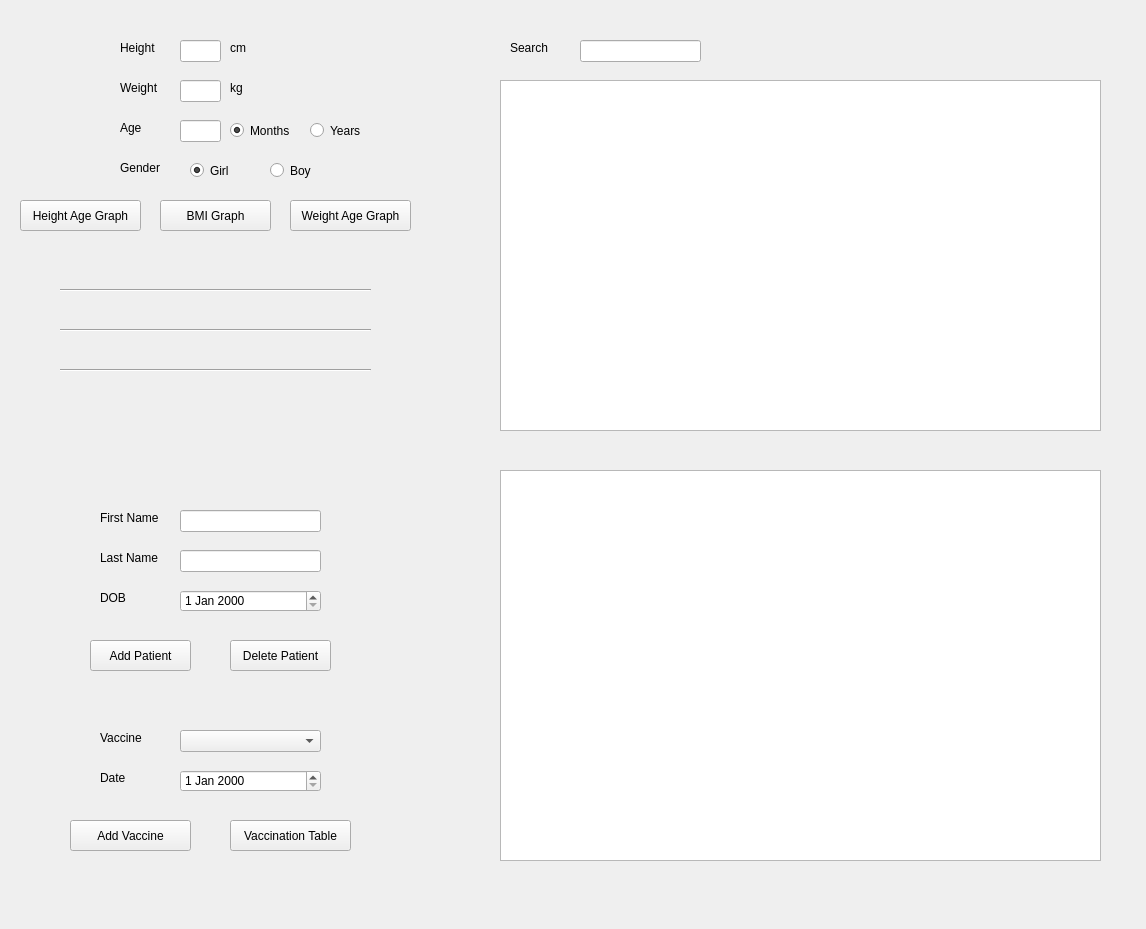
The window that calculations/gui.ui (mohibfd/Doctor-Project) describes before a commit, drawn with Qt 5.
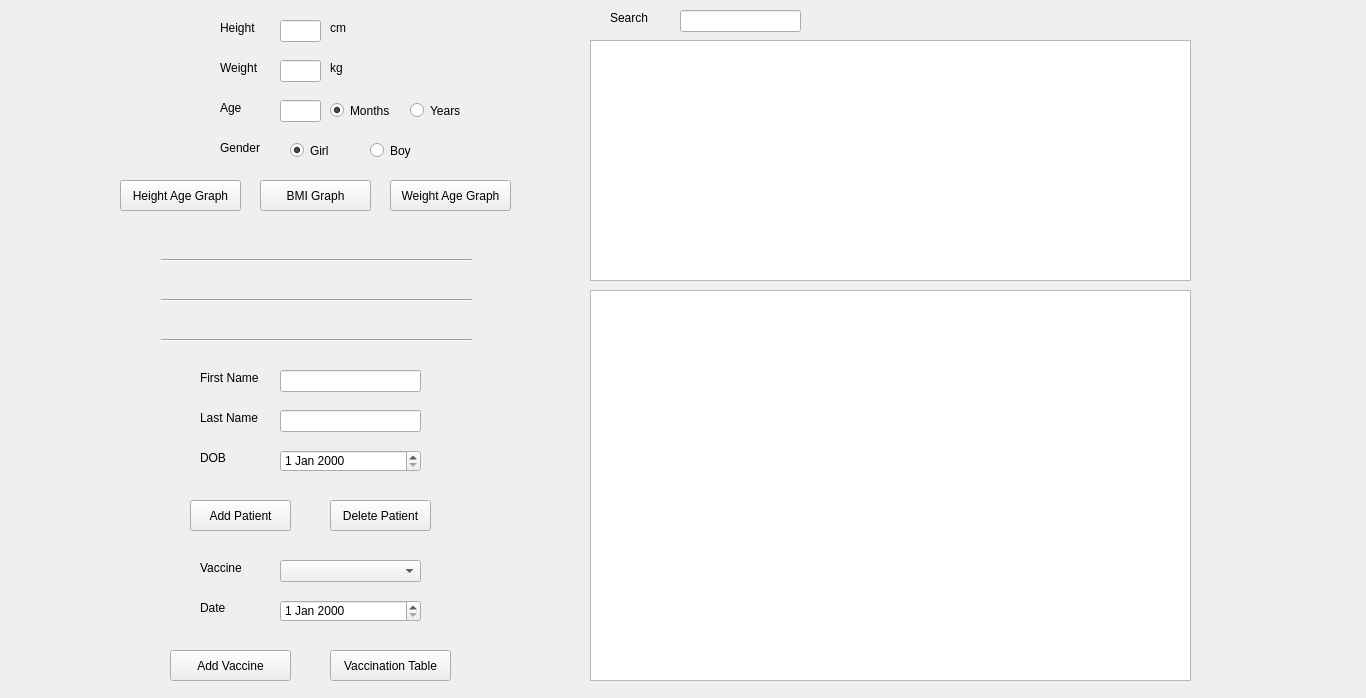
The same window after the commit.

Patch:
```diff
--- a/calculations/gui.ui
+++ b/calculations/gui.ui
@@ -6,8 +6,8 @@
    <rect>
     <x>0</x>
     <y>0</y>
-    <width>1146</width>
-    <height>929</height>
+    <width>1366</width>
+    <height>698</height>
    </rect>
   </property>
   <property name="windowTitle">
@@ -16,8 +16,8 @@
   <widget class="QLineEdit" name="heightInputBMI">
    <property name="geometry">
     <rect>
-     <x>180</x>
-     <y>40</y>
+     <x>280</x>
+     <y>20</y>
      <width>41</width>
      <height>22</height>
     </rect>
@@ -26,8 +26,8 @@
   <widget class="QPushButton" name="bmiButton">
    <property name="geometry">
     <rect>
-     <x>160</x>
-     <y>200</y>
+     <x>260</x>
+     <y>180</y>
      <width>111</width>
      <height>31</height>
     </rect>
@@ -39,8 +39,8 @@
   <widget class="QLineEdit" name="weightInputBMI">
    <property name="geometry">
     <rect>
-     <x>180</x>
-     <y>80</y>
+     <x>280</x>
+     <y>60</y>
      <width>41</width>
      <height>22</height>
     </rect>
@@ -49,8 +49,8 @@
   <widget class="QLabel" name="label">
    <property name="geometry">
     <rect>
-     <x>120</x>
-     <y>40</y>
+     <x>220</x>
+     <y>20</y>
      <width>58</width>
      <height>16</height>
     </rect>
@@ -62,8 +62,8 @@
   <widget class="QLabel" name="label_2">
    <property name="geometry">
     <rect>
-     <x>230</x>
-     <y>40</y>
+     <x>330</x>
+     <y>20</y>
      <width>58</width>
      <height>16</height>
     </rect>
@@ -75,8 +75,8 @@
   <widget class="QLabel" name="label_3">
    <property name="geometry">
     <rect>
-     <x>120</x>
-     <y>80</y>
+     <x>220</x>
+     <y>60</y>
      <width>58</width>
      <height>16</height>
     </rect>
@@ -88,8 +88,8 @@
   <widget class="QLabel" name="label_4">
    <property name="geometry">
     <rect>
-     <x>230</x>
-     <y>80</y>
+     <x>330</x>
+     <y>60</y>
      <width>58</width>
      <height>16</height>
     </rect>
@@ -101,8 +101,8 @@
   <widget class="QLabel" name="bmi">
    <property name="geometry">
     <rect>
-     <x>59</x>
-     <y>250</y>
+     <x>160</x>
+     <y>220</y>
      <width>311</width>
      <height>31</height>
     </rect>
@@ -126,8 +126,8 @@
   <widget class="QLabel" name="child_health">
    <property name="geometry">
     <rect>
-     <x>60</x>
-     <y>300</y>
+     <x>161</x>
+     <y>270</y>
      <width>311</width>
      <height>31</height>
     </rect>
@@ -142,8 +142,8 @@
   <widget class="QLabel" name="healthy_range">
    <property name="geometry">
     <rect>
-     <x>60</x>
-     <y>340</y>
+     <x>161</x>
+     <y>310</y>
      <width>311</width>
      <height>31</height>
     </rect>
@@ -158,8 +158,8 @@
   <widget class="QLineEdit" name="ageInputBMI">
    <property name="geometry">
     <rect>
-     <x>180</x>
-     <y>120</y>
+     <x>280</x>
+     <y>100</y>
      <width>41</width>
      <height>22</height>
     </rect>
@@ -168,8 +168,8 @@
   <widget class="QLabel" name="label_6">
    <property name="geometry">
     <rect>
-     <x>120</x>
-     <y>120</y>
+     <x>220</x>
+     <y>100</y>
      <width>58</width>
      <height>16</height>
     </rect>
@@ -181,8 +181,8 @@
   <widget class="QPushButton" name="weightAgeButton">
    <property name="geometry">
     <rect>
-     <x>290</x>
-     <y>200</y>
+     <x>390</x>
+     <y>180</y>
      <width>121</width>
      <height>31</height>
     </rect>
@@ -194,8 +194,8 @@
   <widget class="QRadioButton" name="monthRadioButtonBMI">
    <property name="geometry">
     <rect>
-     <x>230</x>
-     <y>120</y>
+     <x>330</x>
+     <y>100</y>
      <width>71</width>
      <height>21</height>
     </rect>
@@ -213,8 +213,8 @@
   <widget class="QRadioButton" name="yearRadioButtonBMI">
    <property name="geometry">
     <rect>
-     <x>310</x>
-     <y>120</y>
+     <x>410</x>
+     <y>100</y>
      <width>61</width>
      <height>21</height>
     </rect>
@@ -232,8 +232,8 @@
   <widget class="QLabel" name="label_8">
    <property name="geometry">
     <rect>
-     <x>120</x>
-     <y>160</y>
+     <x>220</x>
+     <y>140</y>
      <width>58</width>
      <height>16</height>
     </rect>
@@ -245,8 +245,8 @@
   <widget class="QRadioButton" name="maleRadioButtonBMI">
    <property name="geometry">
     <rect>
-     <x>270</x>
-     <y>160</y>
+     <x>370</x>
+     <y>140</y>
      <width>51</width>
      <height>21</height>
     </rect>
@@ -264,8 +264,8 @@
   <widget class="QRadioButton" name="femaleRadioButtonBMI">
    <property name="geometry">
     <rect>
-     <x>190</x>
-     <y>160</y>
+     <x>290</x>
+     <y>140</y>
      <width>51</width>
      <height>21</height>
     </rect>
@@ -283,8 +283,8 @@
   <widget class="QPushButton" name="heightAgeButton">
    <property name="geometry">
     <rect>
-     <x>20</x>
-     <y>200</y>
+     <x>120</x>
+     <y>180</y>
      <width>121</width>
      <height>31</height>
     </rect>
@@ -296,8 +296,8 @@
   <widget class="QPushButton" name="addButton">
    <property name="geometry">
     <rect>
-     <x>90</x>
-     <y>640</y>
+     <x>190</x>
+     <y>500</y>
      <width>101</width>
      <height>31</height>
     </rect>
@@ -309,8 +309,8 @@
   <widget class="QLabel" name="label_9">
    <property name="geometry">
     <rect>
-     <x>100</x>
-     <y>510</y>
+     <x>200</x>
+     <y>370</y>
      <width>71</width>
      <height>16</height>
     </rect>
@@ -322,8 +322,8 @@
   <widget class="QLineEdit" name="firstNameInput">
    <property name="geometry">
     <rect>
-     <x>180</x>
-     <y>510</y>
+     <x>280</x>
+     <y>370</y>
      <width>141</width>
      <height>22</height>
     </rect>
@@ -332,8 +332,8 @@
   <widget class="QLabel" name="label_10">
    <property name="geometry">
     <rect>
-     <x>100</x>
-     <y>550</y>
+     <x>200</x>
+     <y>410</y>
      <width>71</width>
      <height>16</height>
     </rect>
@@ -345,8 +345,8 @@
   <widget class="QLineEdit" name="lastNameInput">
    <property name="geometry">
     <rect>
-     <x>180</x>
-     <y>550</y>
+     <x>280</x>
+     <y>410</y>
      <width>141</width>
      <height>22</height>
     </rect>
@@ -355,8 +355,8 @@
   <widget class="QLabel" name="label_11">
    <property name="geometry">
     <rect>
-     <x>100</x>
-     <y>590</y>
+     <x>200</x>
+     <y>450</y>
      <width>71</width>
      <height>16</height>
     </rect>
@@ -368,8 +368,8 @@
   <widget class="Line" name="line">
    <property name="geometry">
     <rect>
-     <x>60</x>
-     <y>280</y>
+     <x>161</x>
+     <y>250</y>
      <width>311</width>
      <height>20</height>
     </rect>
@@ -381,8 +381,8 @@
   <widget class="Line" name="line_2">
    <property name="geometry">
     <rect>
-     <x>60</x>
-     <y>320</y>
+     <x>161</x>
+     <y>290</y>
      <width>311</width>
      <height>20</height>
     </rect>
@@ -394,8 +394,8 @@
   <widget class="Line" name="line_3">
    <property name="geometry">
     <rect>
-     <x>60</x>
-     <y>360</y>
+     <x>161</x>
+     <y>330</y>
      <width>311</width>
      <height>20</height>
     </rect>
@@ -407,18 +407,18 @@
   <widget class="QTableView" name="view">
    <property name="geometry">
     <rect>
-     <x>500</x>
-     <y>80</y>
+     <x>590</x>
+     <y>40</y>
      <width>601</width>
-     <height>351</height>
+     <height>241</height>
     </rect>
    </property>
   </widget>
   <widget class="QPushButton" name="deleteButton">
    <property name="geometry">
     <rect>
-     <x>230</x>
-     <y>640</y>
+     <x>330</x>
+     <y>500</y>
      <width>101</width>
      <height>31</height>
     </rect>
@@ -430,8 +430,8 @@
   <widget class="QPushButton" name="vaccinationButton">
    <property name="geometry">
     <rect>
-     <x>230</x>
-     <y>820</y>
+     <x>330</x>
+     <y>650</y>
      <width>121</width>
      <height>31</height>
     </rect>
@@ -443,8 +443,8 @@
   <widget class="QDateEdit" name="DOBInput">
    <property name="geometry">
     <rect>
-     <x>180</x>
-     <y>590</y>
+     <x>280</x>
+     <y>450</y>
      <width>141</width>
      <height>22</height>
     </rect>
@@ -453,8 +453,8 @@
   <widget class="QLabel" name="label_12">
    <property name="geometry">
     <rect>
-     <x>510</x>
-     <y>40</y>
+     <x>610</x>
+     <y>10</y>
      <width>71</width>
      <height>16</height>
     </rect>
@@ -466,8 +466,8 @@
   <widget class="QLineEdit" name="searchInput">
    <property name="geometry">
     <rect>
-     <x>580</x>
-     <y>40</y>
+     <x>680</x>
+     <y>10</y>
      <width>121</width>
      <height>22</height>
     </rect>
@@ -476,8 +476,8 @@
   <widget class="QTableView" name="vaccinationView">
    <property name="geometry">
     <rect>
-     <x>500</x>
-     <y>470</y>
+     <x>590</x>
+     <y>290</y>
      <width>601</width>
      <height>391</height>
     </rect>
@@ -486,8 +486,8 @@
   <widget class="QLabel" name="label_13">
    <property name="geometry">
     <rect>
-     <x>100</x>
-     <y>730</y>
+     <x>200</x>
+     <y>560</y>
      <width>71</width>
      <height>16</height>
     </rect>
@@ -499,8 +499,8 @@
   <widget class="QPushButton" name="addVaccineButton">
    <property name="geometry">
     <rect>
-     <x>70</x>
-     <y>820</y>
+     <x>170</x>
+     <y>650</y>
      <width>121</width>
      <height>31</height>
     </rect>
@@ -512,8 +512,8 @@
   <widget class="QComboBox" name="vaccineDropdown">
    <property name="geometry">
     <rect>
-     <x>180</x>
-     <y>730</y>
+     <x>280</x>
+     <y>560</y>
      <width>141</width>
      <height>22</height>
     </rect>
@@ -522,8 +522,8 @@
   <widget class="QLabel" name="label_14">
    <property name="geometry">
     <rect>
-     <x>100</x>
-     <y>770</y>
+     <x>200</x>
+     <y>600</y>
      <width>71</width>
      <height>16</height>
     </rect>
@@ -535,8 +535,8 @@
   <widget class="QDateEdit" name="dateInput">
    <property name="geometry">
     <rect>
-     <x>180</x>
-     <y>770</y>
+     <x>280</x>
+     <y>600</y>
      <width>141</width>
      <height>22</height>
     </rect>
```
Left out of the diff: 2 changed lines with no effect on the pictures.
